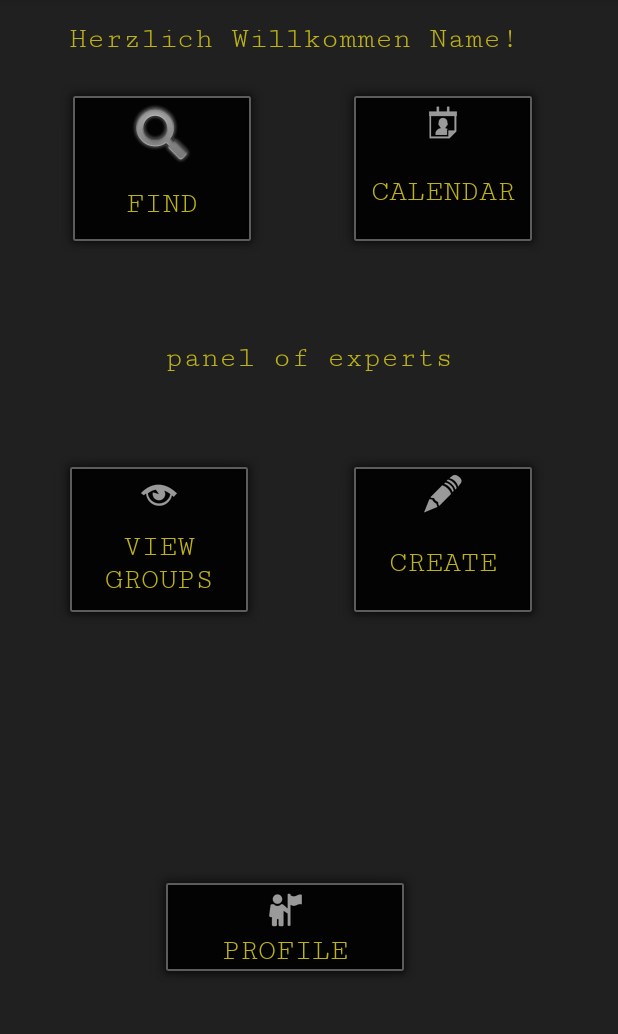
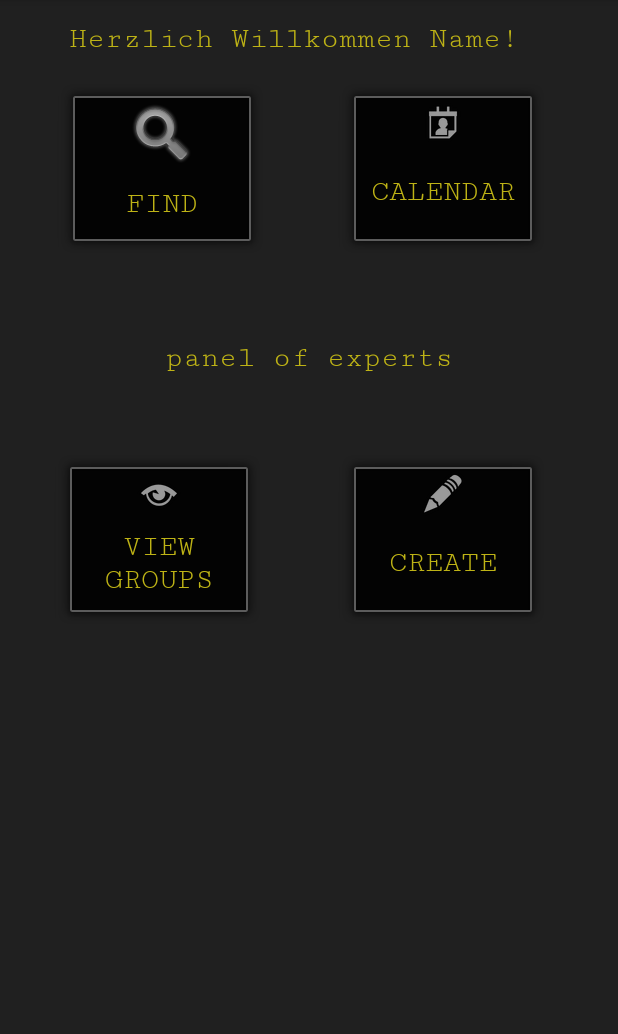
Before and after one commit to 3PNX/FindNLearn, an Android app: the MainActivity screen opened directly, with no data from a screen before it, on a phone screen of 412 x 824 dp, the part 84-1118 px from its top. Run offline under Robolectric (Android 15) with nearby library versions, the phone set to English and light mode, and no system bars; our stand-ins replace Firebase (no records; nobody signed in at launch, a user with empty details on screens opened directly).

Commit message:
Profile ist raus

```diff
--- a/app/src/main/java/erkewesa/org/findnlearn/MainActivity.java
+++ b/app/src/main/java/erkewesa/org/findnlearn/MainActivity.java
@@ -87,14 +87,14 @@ public class MainActivity extends AppCompatActivity {
             }
         });
 
-        Button profileBtn=findViewById(R.id.profileBtn);
+        /*Button profileBtn=findViewById(R.id.profileBtn);
         profileBtn.setOnClickListener(new View.OnClickListener() {
             @Override
             public void onClick(View v) {
                 Intent profileActivityIntent=new Intent(getApplicationContext(),ProfileActivity.class);
                 startActivity(profileActivityIntent);
             }
-        });
+        });*/
 
         Button createBtn=findViewById(R.id.createBtn);
         createBtn.setOnClickListener(new View.OnClickListener() {
--- a/app/src/main/res/layout/activity_main.xml
+++ b/app/src/main/res/layout/activity_main.xml
@@ -85,25 +85,6 @@
         app:layout_constraintTop_toBottomOf="@+id/calendarBtn"
         app:layout_constraintVertical_bias="0.223" />
 
-    <Button
-        android:id="@+id/profileBtn"
-        android:layout_width="180dp"
-        android:layout_height="wrap_content"
-        android:layout_marginStart="100dp"
-        android:layout_marginLeft="100dp"
-        android:layout_marginTop="8dp"
-        android:layout_marginBottom="8dp"
-        android:background="@android:drawable/alert_dark_frame"
-        android:drawableTop="@android:drawable/ic_menu_myplaces"
-        android:fontFamily="serif-monospace"
-        android:text="@string/ProfileButton"
-        android:textColor="@color/colorAccent"
-        android:textSize="20sp"
-        app:layout_constraintBottom_toBottomOf="parent"
-        app:layout_constraintStart_toStartOf="parent"
-        app:layout_constraintTop_toBottomOf="@+id/viewGroupBtn"
-        app:layout_constraintVertical_bias="0.604" />
-
     <TextView
         android:id="@+id/homeTxtView"
         android:layout_width="wrap_content"
```
